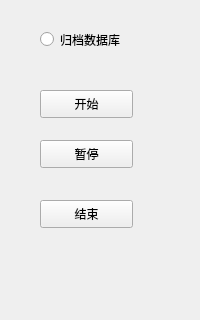
The window that IDC_TestSystem/common/toolbox/testtoolwid.ui (ChinaClever/IDC_TestSystem) describes before a commit, drawn with Qt 5; both pictures show x 0 to 200 and y 0 to 320 of the 200 by 600 pixel window.
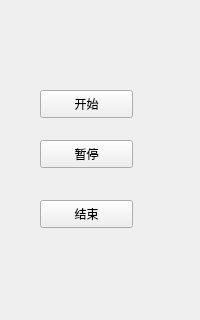
The same window after the commit.

Diff of the .ui file:
```diff
--- a/IDC_TestSystem/common/toolbox/testtoolwid.ui
+++ b/IDC_TestSystem/common/toolbox/testtoolwid.ui
@@ -91,19 +91,6 @@
     <string>结束</string>
    </property>
   </widget>
-  <widget class="QRadioButton" name="radioButton">
-   <property name="geometry">
-    <rect>
-     <x>40</x>
-     <y>30</y>
-     <width>115</width>
-     <height>19</height>
-    </rect>
-   </property>
-   <property name="text">
-    <string>归档数据库</string>
-   </property>
-  </widget>
  </widget>
  <resources/>
  <connections/>
```
